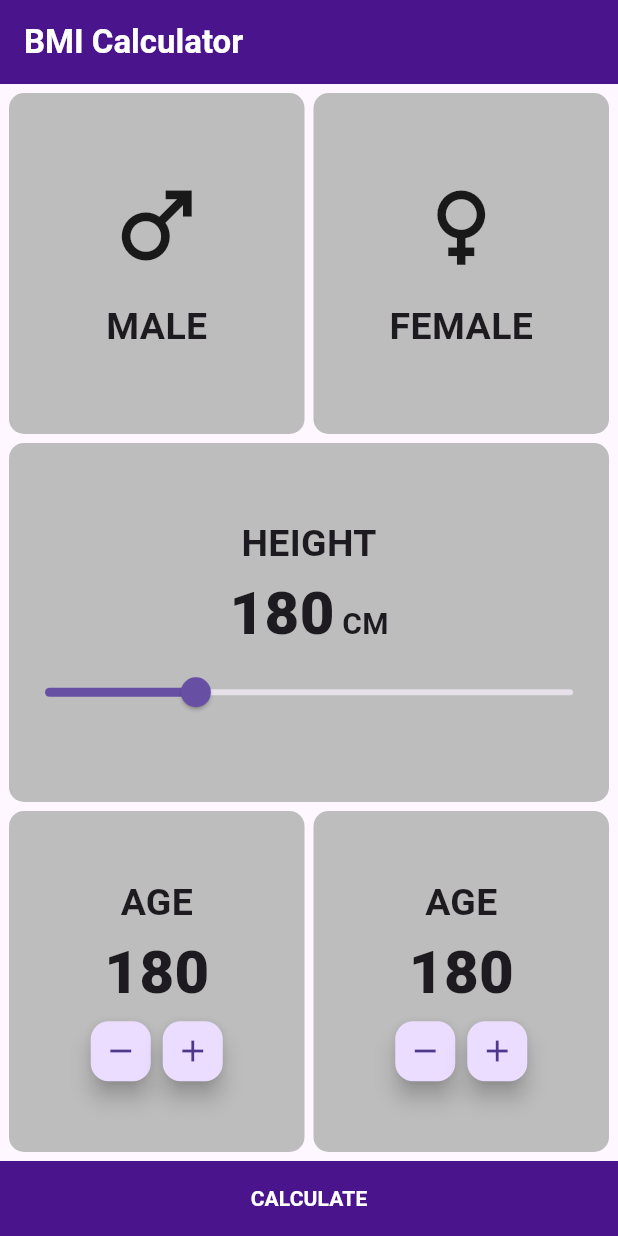
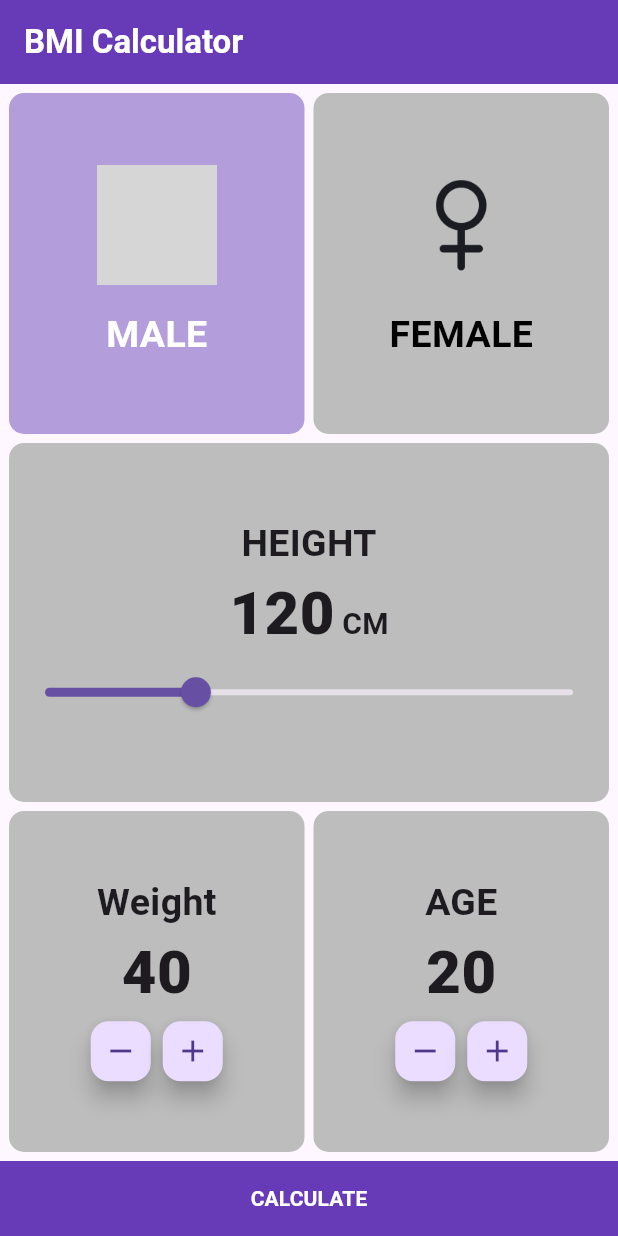
Before and after one commit to Sonialr7iny/bmi_project, a Flutter app: the screen it shows after launch, on a phone screen of 412 x 824 dp. Run offline on Flutter 3.47's test engine with Material 3 defaults, Android fonts, the light colour scheme and no system bars; grey boxes are pictures that could not be loaded.

Commit message:
Bmi screen and result screen

```diff
--- a/lib/bmi_screen.dart
+++ b/lib/bmi_screen.dart
@@ -1,3 +1,6 @@
+import 'dart:math';
+
+import 'package:bmi/bmi_result_screen.dart';
 import 'package:flutter/material.dart';
 
 class BmiScreen extends StatefulWidget {
@@ -8,11 +11,19 @@ class BmiScreen extends StatefulWidget {
 }
 
 class _BmiScreenState extends State<BmiScreen> {
+
+  bool isMale=true;
+  bool isColor=true;
+  double height=120.0;
+  int weight=40;
+  int age=20;
+
+
   @override
   Widget build(BuildContext context) {
     return Scaffold(
       appBar: AppBar(
-        backgroundColor: Colors.purple[900],
+        backgroundColor: Colors.deepPurple[500],
         title: Text(
           'BMI Calculator',
           style: TextStyle(
@@ -29,14 +40,22 @@ class _BmiScreenState extends State<BmiScreen> {
               child: Row(
                 children: [
                  Expanded(
+                   child: GestureDetector(
+                     onTap: (){
+                       setState(() {
+                         isMale=true;
+                         isColor=true;
+                       });
+                     },
                      child: Container(
                        child: Column(
                        mainAxisAlignment: MainAxisAlignment.center,
                          children: [
-                         Icon(
-                           Icons.male,
-                           size: 70.0,
-
+                           Image(image: AssetImage(
+                               'assets/images/male.png',
+                           ),
+                             height: 80.0,
+                             width: 80.0,
                            ),
                            SizedBox(
                              height: 15.0,
@@ -46,13 +65,15 @@ class _BmiScreenState extends State<BmiScreen> {
                              style: TextStyle(
                                fontSize: 25.0,
                                fontWeight: FontWeight.bold,
+                               color: isColor ?Colors.white:Colors.black,
                              ),
                            ),
                          ],
                        ),
                        decoration: BoxDecoration(
                            borderRadius: BorderRadius.circular(10.0),
-                         color: Colors.grey[400],
+                           color:isMale?Colors.deepPurple[200]: Colors.grey[400],
+                       ),
                      ),
                    ),
                  ),
@@ -60,14 +81,23 @@ class _BmiScreenState extends State<BmiScreen> {
                     width: 6.0,
                   ),
                  Expanded(
+                    child: GestureDetector(
+                      onTap: (){
+                        setState(() {
+                          isMale=false;
+                          isColor=false;
+                        });
+                      },
                       child: Container(
                         child: Column(
                           mainAxisAlignment: MainAxisAlignment.center,
                           children: [
-                          Icon(
-                            Icons.female,
-                            size: 70.0,
-
+                            Image(
+                                image: AssetImage(
+                                    'assets/images/female.png'
+                                ),
+                              height: 80.0,
+                              width: 80.0,
                             ),
                             SizedBox(
                               height: 15.0,
@@ -77,13 +107,15 @@ class _BmiScreenState extends State<BmiScreen> {
                               style: TextStyle(
                                 fontSize: 25.0,
                                 fontWeight: FontWeight.bold,
+                                color:isColor?Colors.black:Colors.white,
                               ),
                             ),
                           ],
                         ),
                         decoration: BoxDecoration(
                           borderRadius: BorderRadius.circular(10.0),
-                        color: Colors.grey[400],
+                          color:isMale? Colors.grey[400]:Colors.deepPurple[200],
+                        ),
                       ),
                     ),
                   ),
@@ -113,7 +145,7 @@ class _BmiScreenState extends State<BmiScreen> {
                       textBaseline: TextBaseline.alphabetic,
                       children: [
                         Text(
-                          '180',
+                          '${height.round()}',
                           style: TextStyle(
                             fontSize: 40.0,
                             fontWeight: FontWeight.w800,
@@ -132,11 +164,13 @@ class _BmiScreenState extends State<BmiScreen> {
                       ],
                     ),
                     Slider(
-                        value:120.0,
+                        value:height,
                         max: 220.0,
                         min: 80.0,
                         onChanged: (value) {
-                          print(value.round());
+                          setState(() {
+                            height=value;
+                          });
                         },
                     ),
                   ],
@@ -159,14 +193,14 @@ class _BmiScreenState extends State<BmiScreen> {
                         mainAxisAlignment: MainAxisAlignment.center,
                         children: [
                           Text(
-                            'AGE',
+                            'Weight',
                             style: TextStyle(
                               fontSize: 25.0,
                               fontWeight: FontWeight.bold,
                             ),
                           ),
                           Text(
-                            '180',
+                            '${weight}',
                             style: TextStyle(
                               fontSize: 40.0,
                               fontWeight: FontWeight.w800,
@@ -177,12 +211,22 @@ class _BmiScreenState extends State<BmiScreen> {
                             children: [
                               FloatingActionButton(
                                 mini: true,
-                                onPressed: (){},
+                                onPressed: (){
+                                  setState(() {
+                                    weight--;
+                                  });
+                                },
+                                heroTag: 'weight--',
                                 child: Icon(Icons.remove),
                               ),
                               FloatingActionButton(
                                 mini: true,
-                                onPressed: (){},
+                                onPressed: (){
+                                  setState(() {
+                                    weight++;
+                                  });
+                                },
+                                heroTag: 'weight++',
                                 child: Icon(Icons.add),
                               ),
                             ],
@@ -211,7 +255,7 @@ class _BmiScreenState extends State<BmiScreen> {
                             ),
                           ),
                           Text(
-                            '180',
+                            '${age}',
                             style: TextStyle(
                               fontSize: 40.0,
                               fontWeight: FontWeight.w800,
@@ -222,12 +266,27 @@ class _BmiScreenState extends State<BmiScreen> {
                             children: [
                               FloatingActionButton(
                                 mini: true,
-                                onPressed: (){},
+                                onPressed: (){
+                                  setState(() {
+                                    if(age>1) {
+                                      age--;
+                                    }
+                                    else{
+                                      age=1;
+                                    }
+                                  });
+                                },
+                                heroTag: 'age--',
                                 child: Icon(Icons.remove),
                               ),
                               FloatingActionButton(
                                 mini: true,
-                                onPressed: (){},
+                                onPressed: (){
+                                  setState(() {
+                                    age++;
+                                  });
+                                },
+                                heroTag: 'age++',
                                 child: Icon(Icons.add),
                               ),
                             ],
@@ -246,10 +305,24 @@ class _BmiScreenState extends State<BmiScreen> {
           ),
           Container(
             width: double.infinity,
-            color: Colors.purple[900],
+            color: Colors.deepPurple[500],
             child: MaterialButton(
               height: 50.0,
-              onPressed: (){},
+              onPressed: (){
+                double result=weight/pow(height/100, 2);
+                print(result.round());
+
+                Navigator.push(
+                  context,
+                MaterialPageRoute(
+                  builder: (context) => BMIRresultScreen(
+                    age: age,
+                    result: result.round(),
+                    isMale: isMale,
+                  ),
+                ),
+                );
+              },
               child: Text(
                 'CALCULATE',
                 style: TextStyle(
--- a/lib/main.dart
+++ b/lib/main.dart
@@ -1,5 +1,7 @@
 import 'package:bmi/bmi_screen.dart';
 import 'package:flutter/material.dart';
+
+import 'bmi_result_screen.dart';
 
 void main() {
   runApp(const MyApp());
--- a/pubspec.yaml
+++ b/pubspec.yaml
@@ -58,8 +58,8 @@ flutter:
   uses-material-design: true
 
   # To add assets to your application, add an assets section, like this:
-  #  assets:
-    #  - images/
+  assets:
+    - assets/images/
     # - images/a_dot_ham.jpeg
 
   # An image asset can refer to one or more resolution-specific "variants", see
```
Also changed, not shown: lib/bmi_result_screen.dart (added, +63 -0 lines), assets/images/female.png (added), 2 other files. Lines whose indentation alone changed are shown as unchanged.
